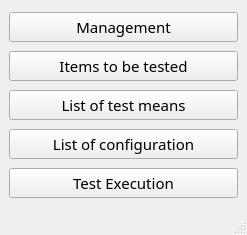
Above: cleansky_LMSM/ui_to_py_by_qtdesigner/Menu.ui from HouzeZHANG/CSLMSM before the change. Below: the same form after it.
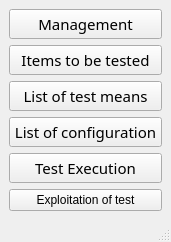
That is the form after the change.

Commit message: feat: exploitation of test

The edit to the form file:
```diff
--- a/cleansky_LMSM/ui_to_py_by_qtdesigner/Menu.ui
+++ b/cleansky_LMSM/ui_to_py_by_qtdesigner/Menu.ui
@@ -6,8 +6,8 @@
    <rect>
     <x>0</x>
     <y>0</y>
-    <width>247</width>
-    <height>235</height>
+    <width>171</width>
+    <height>231</height>
    </rect>
   </property>
   <property name="windowTitle">
@@ -80,6 +80,13 @@
       </property>
      </widget>
     </item>
+    <item>
+     <widget class="QPushButton" name="pushButton_6">
+      <property name="text">
+       <string>Exploitation of test</string>
+      </property>
+     </widget>
+    </item>
    </layout>
   </widget>
   <widget class="QStatusBar" name="statusbar"/>
```
The commit also changes 10 other files.
